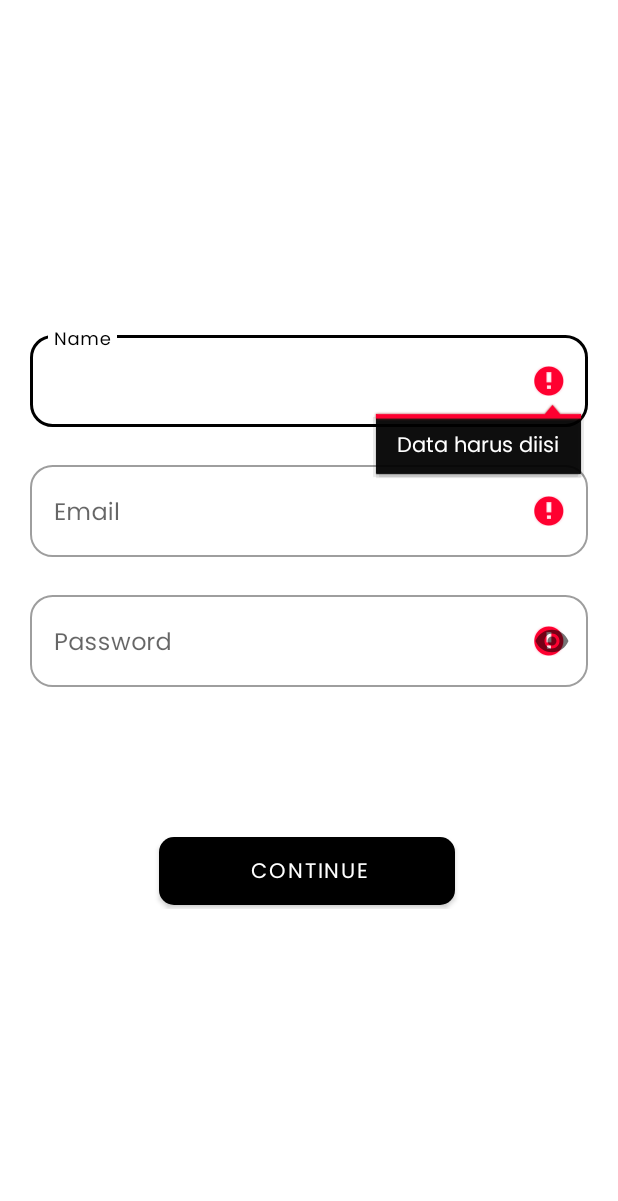
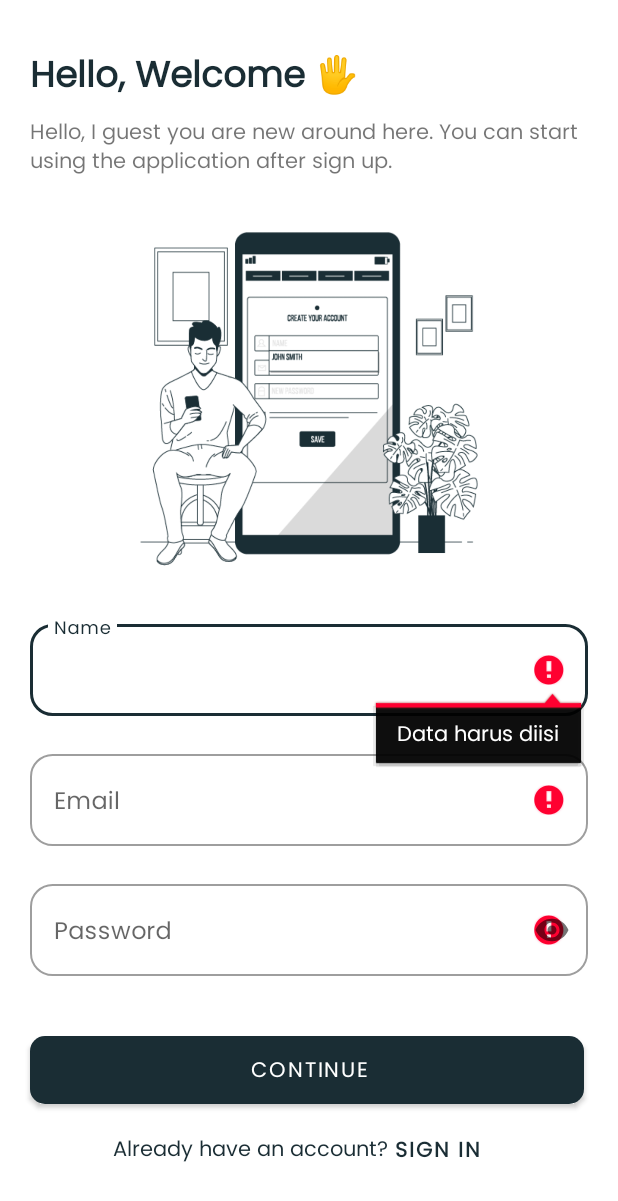
Before and after one commit to MuhDila/Login_and_Register, an Android app: the RegisterActivity screen opened directly, with no data from a screen before it, after a tap on "CONTINUE", on a phone screen of 412 x 824 dp. Shown: the top 1201 px of the screen. Run offline under Robolectric (Android 15) with nearby library versions, the phone set to English and light mode, and no system bars.

Commit message:
Login and Register

```diff
--- a/app/src/main/AndroidManifest.xml
+++ b/app/src/main/AndroidManifest.xml
@@ -13,15 +13,18 @@
             tools:targetApi="31">
         <activity
                 android:name=".IntroductionActivity"
+                android:screenOrientation="portrait"
                 android:exported="false"/>
         <activity
                 android:name=".RegisterActivity"
+                android:screenOrientation="portrait"
                 android:exported="false"/>
         <activity
                 android:name=".MainActivity"
                 android:exported="false"/>
         <activity
                 android:name=".SplashActivity"
+                android:screenOrientation="portrait"
                 android:exported="true">
             <intent-filter>
                 <action android:name="android.intent.action.MAIN"/>
--- a/app/src/main/java/com/example/loginandregister/RegisterActivity.kt
+++ b/app/src/main/java/com/example/loginandregister/RegisterActivity.kt
@@ -36,14 +36,18 @@ class RegisterActivity : AppCompatActivity() {
         // Setting when button register (Continue) clicked
         buttonRegister.setOnClickListener {
             // Variable that is converted to a string value
-            val emailName: String = editTextName.getText().toString()
+            val nameText: String = editTextName.getText().toString()
             val emailText: String = editTextEmail.getText().toString()
             val passwordText: String = editTextPassword.getText().toString()
 
             // Condition to check if values are empty
-            if (emailName == "" || emailText == "" || passwordText == "") {
+            if (nameText.isEmpty()) {
                 editTextName.error = "Data harus diisi"
+            }
+            if (emailText.isEmpty()) {
                 editTextEmail.error = "Data harus diisi"
+            }
+            if (passwordText.isEmpty()) {
                 editTextPassword.error = "Data harus diisi"
             } else {
                 Toast.makeText(this, "Good", Toast.LENGTH_SHORT).show()
--- a/app/src/main/res/layout/activity_introduction.xml
+++ b/app/src/main/res/layout/activity_introduction.xml
@@ -12,12 +12,12 @@
             android:layout_height="match_parent"
             android:layout_marginBottom="200dp"
             app:srcCompat="@drawable/artboard"
-            android:tint="@color/black"/>
+            android:tint="@color/gunmetal"/>
     <ImageView
             android:layout_width="match_parent"
             android:layout_height="170dp"
             app:srcCompat="@drawable/rectangle_border"
-            android:tint="@color/black"/>
+            android:tint="@color/gunmetal"/>
     <LinearLayout
             android:orientation="vertical"
             android:layout_width="match_parent"
@@ -41,11 +41,13 @@
                 android:text="Login and Register"
                 android:layout_marginTop="10dp"
                 android:textStyle="bold"
+                android:textColor="@color/gunmetal"
                 android:textSize="22dp"/>
         <TextView
                 android:layout_width="wrap_content"
                 android:layout_height="wrap_content"
-                android:text="Simple login and register using firebase"/>
+                android:text="Simple login and register using firebase"
+                android:textColor="@color/gunmetal"/>
     </LinearLayout>
     <LinearLayout
             android:orientation="vertical"
@@ -54,9 +56,10 @@
             android:gravity="bottom|center">
         <Button
                 android:text="Get Started"
-                android:layout_width="190dp"
+                android:layout_width="match_parent"
                 android:layout_height="wrap_content"
                 android:layout_marginBottom="150dp"
+                android:layout_marginHorizontal="50dp"
                 android:background="@drawable/button_bg"
                 android:id="@+id/buttonGetStarted"/>
     </LinearLayout>
--- a/app/src/main/res/layout/activity_register.xml
+++ b/app/src/main/res/layout/activity_register.xml
@@ -6,7 +6,6 @@
     android:layout_height="match_parent"
     android:fitsSystemWindows="true"
     tools:context=".RegisterActivity">
-
 
     <ScrollView
         android:layout_width="match_parent"
@@ -17,6 +16,29 @@
             android:layout_height="wrap_content"
             android:layout_gravity="center"
             android:orientation="vertical" >
+
+            <TextView
+                    android:text="@string/welcome_register"
+                    android:textSize="24dp"
+                    android:textColor="@color/gunmetal"
+                    android:textStyle="bold"
+                    android:layout_marginHorizontal="20dp"
+                    android:layout_width="match_parent"
+                    android:layout_height="wrap_content"/>
+
+            <TextView
+                    android:text="@string/hello"
+                    android:layout_marginHorizontal="20dp"
+                    android:layout_marginTop="5dp"
+                    android:layout_width="match_parent"
+                    android:layout_height="wrap_content"/>
+
+            <ImageView
+                    android:layout_width="match_parent"
+                    android:layout_height="250dp"
+                    android:layout_marginTop="20dp"
+                    app:srcCompat="@drawable/image_register"
+                    android:id="@+id/imageView"/>
 
             <com.google.android.material.textfield.TextInputLayout
                     style="@style/Widget.MaterialComponents.TextInputLayout.OutlinedBox"
@@ -32,6 +54,7 @@
                     app:boxCornerRadiusTopEnd="15dp"
                     app:boxCornerRadiusBottomStart="15dp"
                     app:boxCornerRadiusTopStart="15dp"
+                    android:layout_marginTop="20dp"
                     android:layout_gravity="center">
 
                 <com.google.android.material.textfield.TextInputEditText
@@ -97,13 +120,41 @@
             </com.google.android.material.textfield.TextInputLayout>
 
             <Button android:id="@+id/buttonRegister"
-                    android:layout_width="200dp"
+                    android:layout_width="match_parent"
                     android:layout_height="wrap_content"
-                    android:layout_marginTop="100dp"
                     android:layout_gravity="center"
+                    android:layout_marginTop="40dp"
+                    android:layout_marginHorizontal="20dp"
                     android:background="@drawable/button_bg"
-                    android:text="Continue"
-            />
+                    android:text="Continue"/>
+
+            <LinearLayout
+                    android:layout_width="wrap_content"
+                    android:layout_height="match_parent"
+                    android:layout_gravity="center"
+                    android:layout_marginTop="5dp"
+                    android:orientation="horizontal">
+
+                <TextView
+                        android:id="@+id/textView2"
+                        android:layout_width="wrap_content"
+                        android:layout_height="match_parent"
+                        android:layout_gravity="bottom"
+                        android:layout_marginTop="11.5dp"
+                        android:text="@string/already_have_an_account"
+                        android:textColor="@color/gunmetal" />
+
+                <Button
+                        android:id="@+id/button_signin_register"
+                        android:layout_width="wrap_content"
+                        android:layout_height="wrap_content"
+                        android:layout_marginStart="-12dp"
+                        android:background="?android:attr/selectableItemBackgroundBorderless"
+                        android:text="@string/sign_in"
+                        android:textColor="@color/gunmetal"
+                        android:textStyle="bold" />
+            </LinearLayout>
+
         </LinearLayout>
 
     </ScrollView>
--- a/app/src/main/res/layout/activity_splash.xml
+++ b/app/src/main/res/layout/activity_splash.xml
@@ -38,6 +38,7 @@
         android:textAlignment="center"
         android:text="@string/app_name"
         android:textStyle="bold"
+        android:textColor="@color/gunmetal"
         app:layout_constraintBottom_toBottomOf="parent"
         app:layout_constraintEnd_toEndOf="parent"
         app:layout_constraintStart_toStartOf="parent"
--- a/app/src/main/res/values/colors.xml
+++ b/app/src/main/res/values/colors.xml
@@ -18,4 +18,6 @@
     <color name="black_transparent">#BF000000</color>
     <color name="bottom_sheet_bg">#2B2B2B</color>
     <color name="davys_gray">#5D5E5E</color>
+    <color name="gunmetal">#1A2D34</color>
+    <color name="outer_space">#4E5C5E</color>
 </resources>
--- a/app/src/main/res/values/strings.xml
+++ b/app/src/main/res/values/strings.xml
@@ -3,4 +3,9 @@
     <string name="email">Email</string>
     <string name="password">Password</string>
     <string name="name">Name</string>
+    <string name="already_have_an_account">Already have an account?</string>
+    <string name="sign_in">Sign In</string>
+    <string name="hello">Hello, I guest you are new around here. You can start using the application after sign up.
+    </string>
+    <string name="welcome_register">Hello, Welcome 🖐</string>
 </resources>
--- a/app/src/main/res/values/themes.xml
+++ b/app/src/main/res/values/themes.xml
@@ -2,7 +2,7 @@
     <!-- Base application theme. -->
     <style name="Theme.LoginAndRegister" parent="Theme.MaterialComponents.DayNight.NoActionBar">
         <!-- Primary brand color. -->
-        <item name="colorPrimary">@color/black</item>
+        <item name="colorPrimary">@color/gunmetal</item>
         <item name="colorPrimaryVariant">@color/blue</item>
         <item name="colorOnPrimary">@color/white</item>
         <!-- Secondary brand color. -->
```
Also changed, not shown: app/src/main/res/drawable/image_register.png (added).
